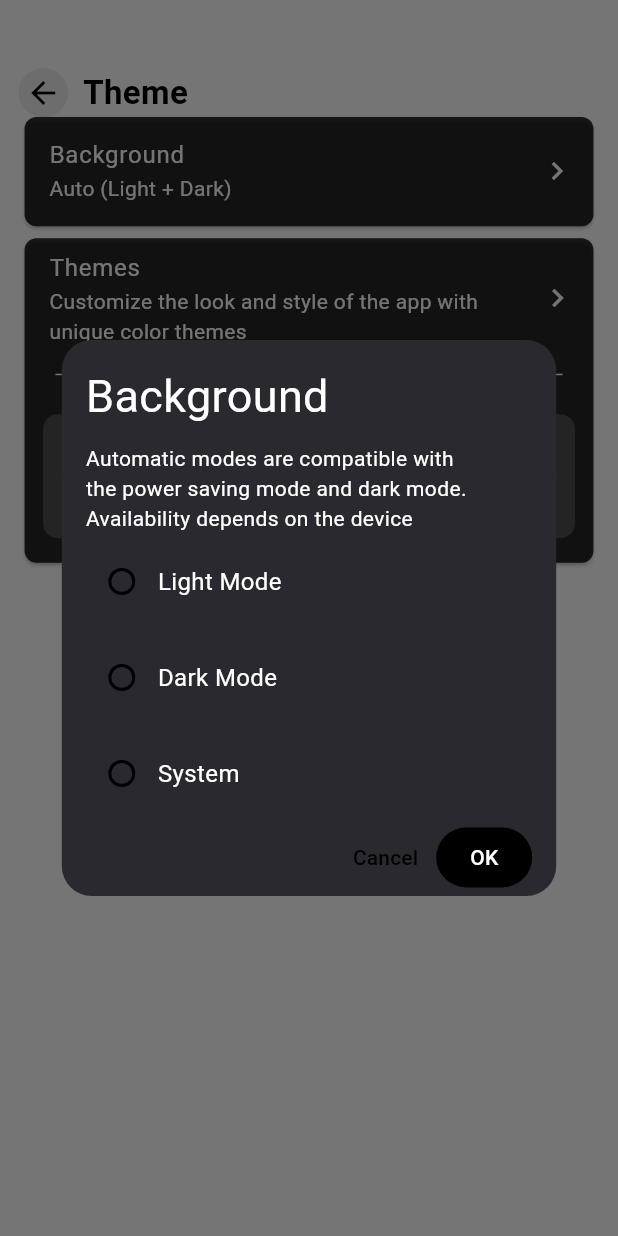
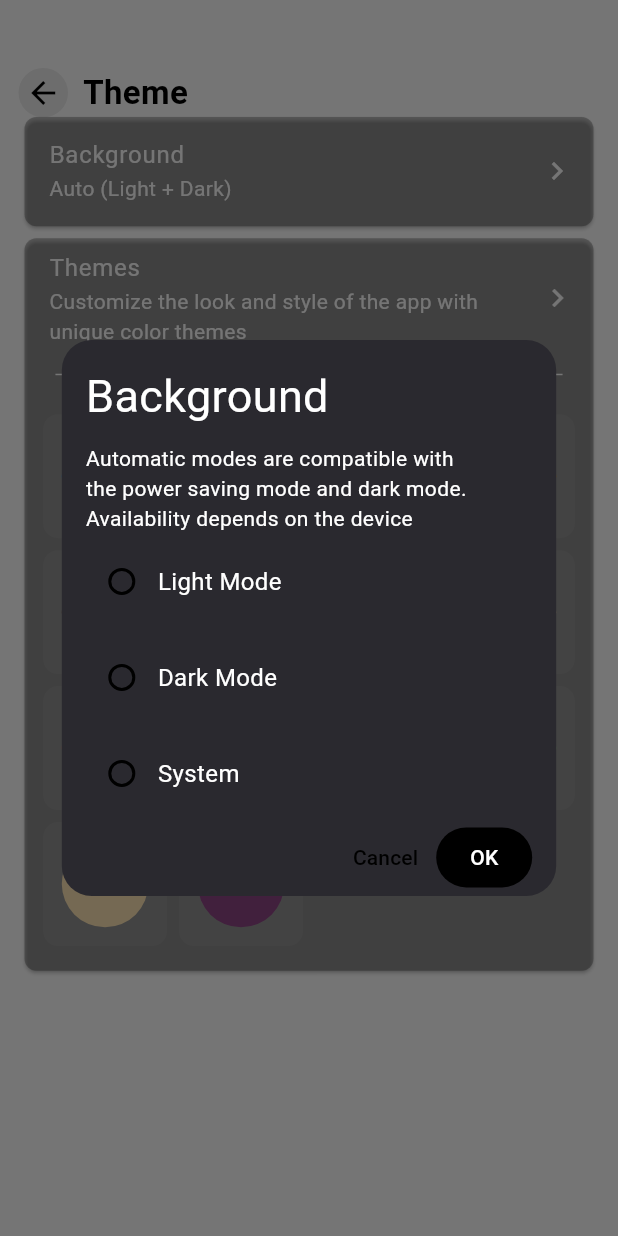
Before and after one commit to DevWahabBaloch/multi_theme_getx, a Flutter app: the screen it shows after launch, after a tap on "Background", on a phone screen of 412 x 824 dp. Run offline on Flutter 3.47's test engine with Material 3 defaults, Android fonts, the light colour scheme and no system bars; our stand-ins replace get, shared_preferences.

Commit message:
Themes updated

```diff
--- /dev/null
+++ b/lib/core/theme/apricot_theme.dart
@@ -0,0 +1,28 @@
+import 'package:flutter/material.dart';
+
+final ThemeData apricotTheme = ThemeData(
+  useMaterial3: true,
+  colorScheme: ColorScheme.light(
+    primary: Color(0xFFFFB74D),
+    onPrimary: Color(0xFFFFB74D),
+    secondary: Color(0xFFFFB74D),
+    surface: const Color.fromARGB(117, 255, 184, 77),
+  ),
+  elevatedButtonTheme: ElevatedButtonThemeData(
+    style: ElevatedButton.styleFrom(
+      overlayColor: const Color(0xFFF57C00),
+      backgroundColor: const Color(0xFFFFD1A4),
+      foregroundColor: Colors.black,
+      padding: const EdgeInsets.symmetric(horizontal: 16, vertical: 12),
+      shape: RoundedRectangleBorder(borderRadius: BorderRadius.circular(5)),
+    ),
+  ),
+  scaffoldBackgroundColor: const Color(0xFFFFF3E0),
+  iconTheme: const IconThemeData(color: Color(0xFFFFB74D)),
+  textTheme: const TextTheme(
+    bodyLarge: TextStyle(color: Color(0xFFFFB74D)),
+    bodyMedium: TextStyle(color: Color(0xFFFFB74D)),
+    titleLarge: TextStyle(color: Color(0xFFFFB74D)),
+    titleMedium: TextStyle(color: Color(0xFFFFB74D)),
+  ),
+);
--- /dev/null
+++ b/lib/core/theme/brown_theme.dart
@@ -0,0 +1,28 @@
+import 'package:flutter/material.dart';
+
+final ThemeData brownTheme = ThemeData(
+  useMaterial3: true,
+  colorScheme: ColorScheme.light(
+    primary: Colors.brown,
+    onPrimary: Colors.brown,
+    secondary: Colors.brown,
+    surface: const Color.fromARGB(101, 121, 85, 72),
+  ),
+  elevatedButtonTheme: ElevatedButtonThemeData(
+    style: ElevatedButton.styleFrom(
+      overlayColor: Colors.brown.shade700,
+      backgroundColor: Colors.brown,
+      foregroundColor: Colors.white,
+      padding: const EdgeInsets.symmetric(horizontal: 16, vertical: 12),
+      shape: RoundedRectangleBorder(borderRadius: BorderRadius.circular(5)),
+    ),
+  ),
+  scaffoldBackgroundColor: Colors.brown.shade50,
+  iconTheme: const IconThemeData(color: Colors.brown),
+  textTheme: const TextTheme(
+    bodyLarge: TextStyle(color: Colors.brown),
+    bodyMedium: TextStyle(color: Colors.brown),
+    titleLarge: TextStyle(color: Colors.brown),
+    titleMedium: TextStyle(color: Colors.brown),
+  ),
+);
--- /dev/null
+++ b/lib/core/theme/coral_theme.dart
@@ -0,0 +1,28 @@
+import 'package:flutter/material.dart';
+
+final ThemeData coralTheme = ThemeData(
+  useMaterial3: true,
+  colorScheme: ColorScheme.light(
+    primary: Color(0xFFFF6F61),
+    onPrimary: Color(0xFFFF6F61),
+    secondary: Color(0xFFFF6F61),
+    surface: const Color.fromARGB(118, 255, 110, 97),
+  ),
+  elevatedButtonTheme: ElevatedButtonThemeData(
+    style: ElevatedButton.styleFrom(
+      overlayColor: const Color(0xFFE65100),
+      backgroundColor: const Color(0xFFFF6F61),
+      foregroundColor: Colors.white,
+      padding: const EdgeInsets.symmetric(horizontal: 16, vertical: 12),
+      shape: RoundedRectangleBorder(borderRadius: BorderRadius.circular(5)),
+    ),
+  ),
+  scaffoldBackgroundColor: const Color(0xFFFFEBEE),
+  iconTheme: const IconThemeData(color: Color(0xFFFF6F61)),
+  textTheme: const TextTheme(
+    bodyLarge: TextStyle(color: Color(0xFFFF6F61)),
+    bodyMedium: TextStyle(color: Color(0xFFFF6F61)),
+    titleLarge: TextStyle(color: Color(0xFFFF6F61)),
+    titleMedium: TextStyle(color: Color(0xFFFF6F61)),
+  ),
+);
--- /dev/null
+++ b/lib/core/theme/lavender_theme.dart
@@ -0,0 +1,28 @@
+import 'package:flutter/material.dart';
+
+final ThemeData lavenderTheme = ThemeData(
+  useMaterial3: true,
+  colorScheme: ColorScheme.light(
+    primary: Color(0xFFE6E6FA),
+    onPrimary: Color(0xFFE6E6FA),
+    secondary: Color(0xFFE6E6FA),
+    surface: const Color.fromARGB(200, 209, 196, 233),
+  ),
+  elevatedButtonTheme: ElevatedButtonThemeData(
+    style: ElevatedButton.styleFrom(
+      overlayColor: const Color(0xFF9575CD),
+      backgroundColor: const Color(0xFFE6E6FA),
+      foregroundColor: Colors.black,
+      padding: const EdgeInsets.symmetric(horizontal: 16, vertical: 12),
+      shape: RoundedRectangleBorder(borderRadius: BorderRadius.circular(5)),
+    ),
+  ),
+  scaffoldBackgroundColor: const Color(0xFFF3E5F5),
+  iconTheme: const IconThemeData(color: Color(0xFF9575CD)),
+  textTheme: const TextTheme(
+    bodyLarge: TextStyle(color: Color(0xFF9575CD)),
+    bodyMedium: TextStyle(color: Color(0xFF9575CD)),
+    titleLarge: TextStyle(color: Color(0xFF9575CD)),
+    titleMedium: TextStyle(color: Color(0xFF9575CD)),
+  ),
+);
--- /dev/null
+++ b/lib/core/theme/magenta_theme.dart
@@ -0,0 +1,28 @@
+import 'package:flutter/material.dart';
+
+final ThemeData magentaTheme = ThemeData(
+  useMaterial3: true,
+  colorScheme: ColorScheme.light(
+    primary: Color(0xFFFF00FF),
+    onPrimary: Color(0xFFFF00FF),
+    secondary: Color(0xFFFF00FF),
+    surface: const Color.fromARGB(66, 255, 0, 255),
+  ),
+  elevatedButtonTheme: ElevatedButtonThemeData(
+    style: ElevatedButton.styleFrom(
+      overlayColor: const Color(0xFFAA00FF),
+      backgroundColor: const Color(0xFFFF00FF),
+      foregroundColor: Colors.white,
+      padding: const EdgeInsets.symmetric(horizontal: 16, vertical: 12),
+      shape: RoundedRectangleBorder(borderRadius: BorderRadius.circular(5)),
+    ),
+  ),
+  scaffoldBackgroundColor: const Color(0xFFF8BBD0),
+  iconTheme: const IconThemeData(color: Color(0xFFFF00FF)),
+  textTheme: const TextTheme(
+    bodyLarge: TextStyle(color: Color(0xFFFF00FF)),
+    bodyMedium: TextStyle(color: Color(0xFFFF00FF)),
+    titleLarge: TextStyle(color: Color(0xFFFF00FF)),
+    titleMedium: TextStyle(color: Color(0xFFFF00FF)),
+  ),
+);
--- /dev/null
+++ b/lib/core/theme/mint_theme.dart
@@ -0,0 +1,28 @@
+import 'package:flutter/material.dart';
+
+final ThemeData mintTheme = ThemeData(
+  useMaterial3: true,
+  colorScheme: ColorScheme.light(
+    primary: Color(0xFF98FF98),
+    onPrimary: Color(0xFF98FF98),
+    secondary: Color(0xFF98FF98),
+    surface: const Color.fromARGB(90, 152, 255, 152),
+  ),
+  elevatedButtonTheme: ElevatedButtonThemeData(
+    style: ElevatedButton.styleFrom(
+      overlayColor: const Color(0xFF26A69A),
+      backgroundColor: const Color(0xFF98FF98),
+      foregroundColor: Colors.black,
+      padding: const EdgeInsets.symmetric(horizontal: 16, vertical: 12),
+      shape: RoundedRectangleBorder(borderRadius: BorderRadius.circular(5)),
+    ),
+  ),
+  scaffoldBackgroundColor: const Color(0xFFE0F2F1),
+  iconTheme: const IconThemeData(color: Color(0xFF26A69A)),
+  textTheme: const TextTheme(
+    bodyLarge: TextStyle(color: Color(0xFF26A69A)),
+    bodyMedium: TextStyle(color: Color(0xFF26A69A)),
+    titleLarge: TextStyle(color: Color(0xFF26A69A)),
+    titleMedium: TextStyle(color: Color(0xFF26A69A)),
+  ),
+);
--- /dev/null
+++ b/lib/core/theme/peach_theme.dart
@@ -0,0 +1,28 @@
+import 'package:flutter/material.dart';
+
+final ThemeData peachTheme = ThemeData(
+  useMaterial3: true,
+  colorScheme: ColorScheme.light(
+    primary: Color(0xFFFFE5B4),
+    onPrimary: Color(0xFFFFE5B4),
+    secondary: Color(0xFFFFCC80),
+    surface: const Color.fromARGB(164, 255, 243, 224),
+  ),
+  elevatedButtonTheme: ElevatedButtonThemeData(
+    style: ElevatedButton.styleFrom(
+      overlayColor: const Color(0xFFFFB74D),
+      backgroundColor: const Color(0xFFFFE5B4),
+      foregroundColor: Colors.black,
+      padding: const EdgeInsets.symmetric(horizontal: 16, vertical: 12),
+      shape: RoundedRectangleBorder(borderRadius: BorderRadius.circular(5)),
+    ),
+  ),
+  scaffoldBackgroundColor: const Color(0xFFFFF3E0),
+  iconTheme: const IconThemeData(color: Color(0xFFFFB74D)),
+  textTheme: const TextTheme(
+    bodyLarge: TextStyle(color: Color(0xFFFFB74D)),
+    bodyMedium: TextStyle(color: Color(0xFFFFB74D)),
+    titleLarge: TextStyle(color: Color(0xFFFFB74D)),
+    titleMedium: TextStyle(color: Color(0xFFFFB74D)),
+  ),
+);
--- /dev/null
+++ b/lib/core/theme/pink_theme.dart
@@ -0,0 +1,28 @@
+import 'package:flutter/material.dart';
+
+final ThemeData pinkTheme = ThemeData(
+  useMaterial3: true,
+  colorScheme: ColorScheme.light(
+    primary: Colors.pink,
+    onPrimary: Colors.pink,
+    secondary: Colors.pink,
+    surface: const Color.fromARGB(101, 233, 30, 98),
+  ),
+  elevatedButtonTheme: ElevatedButtonThemeData(
+    style: ElevatedButton.styleFrom(
+      overlayColor: Colors.pink.shade700,
+      backgroundColor: Colors.pink,
+      foregroundColor: Colors.white,
+      padding: const EdgeInsets.symmetric(horizontal: 16, vertical: 12),
+      shape: RoundedRectangleBorder(borderRadius: BorderRadius.circular(5)),
+    ),
+  ),
+  scaffoldBackgroundColor: Colors.pink.shade50,
+  iconTheme: const IconThemeData(color: Colors.pink),
+  textTheme: const TextTheme(
+    bodyLarge: TextStyle(color: Colors.pink),
+    bodyMedium: TextStyle(color: Colors.pink),
+    titleLarge: TextStyle(color: Colors.pink),
+    titleMedium: TextStyle(color: Colors.pink),
+  ),
+);
--- /dev/null
+++ b/lib/core/theme/plum_theme.dart
@@ -0,0 +1,28 @@
+import 'package:flutter/material.dart';
+
+final ThemeData plumTheme = ThemeData(
+  useMaterial3: true,
+  colorScheme: ColorScheme.light(
+    primary: Color.fromARGB(255, 153, 71, 143),
+    onPrimary: Color.fromARGB(255, 153, 71, 143),
+    secondary: Color.fromARGB(255, 153, 71, 143),
+    surface: const Color.fromARGB(104, 142, 69, 134),
+  ),
+  elevatedButtonTheme: ElevatedButtonThemeData(
+    style: ElevatedButton.styleFrom(
+      overlayColor: const Color(0xFF6A1B9A),
+      backgroundColor: const Color(0xFF8E4585),
+      foregroundColor: Colors.white,
+      padding: const EdgeInsets.symmetric(horizontal: 16, vertical: 12),
+      shape: RoundedRectangleBorder(borderRadius: BorderRadius.circular(5)),
+    ),
+  ),
+  scaffoldBackgroundColor: const Color(0xFFF3E5F5),
+  iconTheme: const IconThemeData(color: Color(0xFF8E4585)),
+  textTheme: const TextTheme(
+    bodyLarge: TextStyle(color: Color(0xFF8E4585)),
+    bodyMedium: TextStyle(color: Color(0xFF8E4585)),
+    titleLarge: TextStyle(color: Color(0xFF8E4585)),
+    titleMedium: TextStyle(color: Color(0xFF8E4585)),
+  ),
+);
--- /dev/null
+++ b/lib/core/theme/red_theme.dart
@@ -0,0 +1,28 @@
+import 'package:flutter/material.dart';
+
+final ThemeData redTheme = ThemeData(
+  useMaterial3: true,
+  colorScheme: ColorScheme.light(
+    primary: Colors.red,
+    onPrimary: Colors.red,
+    secondary: Colors.red,
+    surface: const Color.fromARGB(94, 244, 67, 54),
+  ),
+  elevatedButtonTheme: ElevatedButtonThemeData(
+    style: ElevatedButton.styleFrom(
+      overlayColor: Colors.red.shade700,
+      backgroundColor: Colors.red,
+      foregroundColor: Colors.white,
+      padding: const EdgeInsets.symmetric(horizontal: 16, vertical: 12),
+      shape: RoundedRectangleBorder(borderRadius: BorderRadius.circular(5)),
+    ),
+  ),
+  scaffoldBackgroundColor: Colors.red.shade50,
+  iconTheme: const IconThemeData(color: Colors.red),
+  textTheme: const TextTheme(
+    bodyLarge: TextStyle(color: Colors.red),
+    bodyMedium: TextStyle(color: Colors.red),
+    titleLarge: TextStyle(color: Colors.red),
+    titleMedium: TextStyle(color: Colors.red),
+  ),
+);
--- a/lib/core/theme/theme.dart
+++ b/lib/core/theme/theme.dart
@@ -1,10 +1,21 @@
 import 'package:flutter/material.dart';
+import 'package:multi_theme_getx/core/theme/apricot_theme.dart';
 import 'package:multi_theme_getx/core/theme/blue_theme.dart';
+import 'package:multi_theme_getx/core/theme/brown_theme.dart';
+import 'package:multi_theme_getx/core/theme/coral_theme.dart';
 import 'package:multi_theme_getx/core/theme/dark_theme.dart';
 import 'package:multi_theme_getx/core/theme/green_theme.dart';
+import 'package:multi_theme_getx/core/theme/lavender_theme.dart';
 import 'package:multi_theme_getx/core/theme/light_theme.dart';
+import 'package:multi_theme_getx/core/theme/magenta_theme.dart';
+import 'package:multi_theme_getx/core/theme/mint_theme.dart';
 import 'package:multi_theme_getx/core/theme/orange_theme.dart';
+import 'package:multi_theme_getx/core/theme/peach_theme.dart';
+import 'package:multi_theme_getx/core/theme/pink_theme.dart';
+import 'package:multi_theme_getx/core/theme/plum_theme.dart';
 import 'package:multi_theme_getx/core/theme/purple_theme.dart';
+import 'package:multi_theme_getx/core/theme/red_theme.dart';
+import 'package:multi_theme_getx/core/theme/turquoise_theme.dart';
 
 class AppThemes {
   static ThemeData get darkMode => darkTheme;
@@ -18,4 +29,16 @@ class AppThemes {
   static ThemeData get greenMode => greenTheme;
 
   static ThemeData get blueMode => blueTheme;
+
+  static ThemeData get redMode => redTheme;
+  static ThemeData get pinkMode => pinkTheme;
+  static ThemeData get coralMode => coralTheme;
+  static ThemeData get mintMode => mintTheme;
+  static ThemeData get brownMode => brownTheme;
+  static ThemeData get turquoiseMode => turquoiseTheme;
+  static ThemeData get apricotMode => apricotTheme;
+  static ThemeData get plumMode => plumTheme;
+  static ThemeData get magentaMode => magentaTheme;
+  static ThemeData get lavenderMode => lavenderTheme;
+  static ThemeData get peachMode => peachTheme;
 }
--- /dev/null
+++ b/lib/core/theme/turquoise_theme.dart
@@ -0,0 +1,28 @@
+import 'package:flutter/material.dart';
+
+final ThemeData turquoiseTheme = ThemeData(
+  useMaterial3: true,
+  colorScheme: ColorScheme.light(
+    primary: Color(0xFF40E0D0),
+    onPrimary: Color(0xFF40E0D0),
+    secondary: Color(0xFF64FFDA),
+    surface: const Color(0xFFE0F7FA),
+  ),
+  elevatedButtonTheme: ElevatedButtonThemeData(
+    style: ElevatedButton.styleFrom(
+      overlayColor: const Color(0xFF0097A7),
+      backgroundColor: const Color(0xFF40E0D0),
+      foregroundColor: Colors.black,
+      padding: const EdgeInsets.symmetric(horizontal: 16, vertical: 12),
+      shape: RoundedRectangleBorder(borderRadius: BorderRadius.circular(5)),
+    ),
+  ),
+  scaffoldBackgroundColor: const Color(0xFFE0F7FA),
+  iconTheme: const IconThemeData(color: Color(0xFF40E0D0)),
+  textTheme: const TextTheme(
+    bodyLarge: TextStyle(color: Color(0xFF40E0D0)),
+    bodyMedium: TextStyle(color: Color(0xFF40E0D0)),
+    titleLarge: TextStyle(color: Color(0xFF40E0D0)),
+    titleMedium: TextStyle(color: Color(0xFF40E0D0)),
+  ),
+);
--- a/lib/core/widgets/my_app_bar.dart
+++ b/lib/core/widgets/my_app_bar.dart
@@ -1,6 +1,5 @@
 import 'package:flutter/material.dart';
 import 'package:get/get.dart';
-import 'package:get/get_core/src/get_main.dart';
 
 class MyAppBar extends StatelessWidget implements PreferredSizeWidget {
   final Widget _child;
--- a/lib/features/theme_selection/presentation/controllers/theme_controller.dart
+++ b/lib/features/theme_selection/presentation/controllers/theme_controller.dart
@@ -44,6 +44,39 @@ class ThemesController extends GetxController {
       case 'blue':
         setBlueTheme();
         break;
+      case 'red':
+        setRedTheme();
+        break;
+      case 'pink':
+        setPinkTheme();
+        break;
+      case 'coral':
+        setCoralTheme();
+        break;
+      case 'mint':
+        setBlueTheme();
+        break;
+      case 'brown':
+        setMintTheme();
+        break;
+      case 'turquoise':
+        setTurquoiseTheme();
+        break;
+      case 'apricot':
+        setApricotTheme();
+        break;
+      case 'plum':
+        setPlumTheme();
+        break;
+      case 'magenta':
+        setMagentaTheme();
+        break;
+      case 'lavender':
+        setLavenderTheme();
+        break;
+      case 'peach':
+        setPeachTheme();
+        break;
       case 'system':
         setSystemTheme();
         break;
@@ -88,6 +121,50 @@ class ThemesController extends GetxController {
     setTheme('blue', AppThemes.blueMode);
   }
 
+  void setBrownTheme() {
+    setTheme('brown', AppThemes.brownMode);
+  }
+
+  void setApricotTheme() {
+    setTheme('apricot', AppThemes.apricotMode);
+  }
+
+  void setCoralTheme() {
+    setTheme('coral', AppThemes.coralMode);
+  }
+
+  void setLavenderTheme() {
+    setTheme('lavender', AppThemes.lavenderMode);
+  }
+
+  void setMagentaTheme() {
+    setTheme('magenta', AppThemes.magentaMode);
+  }
+
+  void setMintTheme() {
+    setTheme('mint', AppThemes.mintMode);
+  }
+
+  void setPeachTheme() {
+    setTheme('peach', AppThemes.peachMode);
+  }
+
+  void setPinkTheme() {
+    setTheme('pink', AppThemes.pinkMode);
+  }
+
+  void setPlumTheme() {
+    setTheme('plum', AppThemes.plumMode);
+  }
+
+  void setRedTheme() {
+    setTheme('red', AppThemes.redMode);
+  }
+
+  void setTurquoiseTheme() {
+    setTheme('turquoise', AppThemes.turquoiseMode);
+  }
+
   void setSystemTheme() {
     themeMode.value = ThemeMode.system;
     _saveThemeToPrefs('system');
--- /dev/null
+++ b/lib/features/theme_selection/presentation/models/theme_option.dart
@@ -0,0 +1,8 @@
+import 'dart:ui';
+
+class ThemeOption {
+  final Color color;
+  final VoidCallback onSelect;
+
+  ThemeOption({required this.color, required this.onSelect});
+}
--- a/lib/features/theme_selection/presentation/pages/theme_page.dart
+++ b/lib/features/theme_selection/presentation/pages/theme_page.dart
@@ -3,6 +3,7 @@ import 'package:get/get.dart';
 import 'package:get/get_state_manager/src/simple/get_view.dart';
 import 'package:multi_theme_getx/core/widgets/my_app_bar.dart';
 import 'package:multi_theme_getx/features/theme_selection/presentation/controllers/theme_controller.dart';
+import 'package:multi_theme_getx/features/theme_selection/presentation/models/theme_option.dart';
 import 'package:multi_theme_getx/features/theme_selection/presentation/widgets/theme_button.dart';
 import 'package:multi_theme_getx/features/theme_selection/presentation/widgets/theme_selection_dialog.dart';
 
@@ -14,12 +15,22 @@ class ThemeSelectionScreen extends GetView<ThemesController> {
     double width = MediaQuery.sizeOf(context).width;
     double height = MediaQuery.sizeOf(context).height;
 
-    final List<Color> themeColors = [Colors.blue, Colors.purple, Colors.green, Colors.orange];
-    final List<VoidCallback> pressToChangeTheme = [
-      controller.setBlueTheme,
-      controller.setPurpleTheme,
-      controller.setGreenTheme,
-      controller.setOrangeTheme,
+    final List<ThemeOption> themes = [
+      ThemeOption(color: Colors.blue, onSelect: controller.setBlueTheme),
+      ThemeOption(color: Colors.purple, onSelect: controller.setPurpleTheme),
+      ThemeOption(color: Colors.green, onSelect: controller.setGreenTheme),
+      ThemeOption(color: Colors.orange, onSelect: controller.setOrangeTheme),
+      ThemeOption(color: Colors.brown, onSelect: controller.setBrownTheme),
+      ThemeOption(color: Colors.pink, onSelect: controller.setPinkTheme),
+      ThemeOption(color: Colors.red, onSelect: controller.setRedTheme),
+
+      ThemeOption(color: Color(0xFFFFD1A4), onSelect: controller.setApricotTheme), // Apricot
+      ThemeOption(color: Color(0xFFFF6F61), onSelect: controller.setCoralTheme), // Coral
+      ThemeOption(color: Color.fromARGB(200, 209, 196, 233), onSelect: controller.setLavenderTheme), // Lavender
+      ThemeOption(color: Color.fromARGB(66, 255, 0, 255), onSelect: controller.setMagentaTheme), // Magenta
+      ThemeOption(color: Color(0xFF98FF98), onSelect: controller.setMintTheme), // Mint
+      ThemeOption(color: Color(0xFFFFE5B4), onSelect: controller.setPeachTheme), // Peach
+      ThemeOption(color: Color(0xFF8E4585), onSelect: controller.setPlumTheme), // Plum
     ];
 
     return Scaffold(
@@ -30,7 +41,7 @@ class ThemeSelectionScreen extends GetView<ThemesController> {
         child: Column(
           children: [
             Card(
-              color: const Color.fromARGB(204, 0, 0, 0),
+              color: const Color.fromARGB(64, 0, 0, 0),
               shape: RoundedRectangleBorder(borderRadius: BorderRadius.circular(8)),
               child: ListTile(
                 onTap: () {
@@ -43,7 +54,7 @@ class ThemeSelectionScreen extends GetView<ThemesController> {
               ),
             ),
             Card(
-              color: const Color.fromARGB(204, 0, 0, 0),
+              color: const Color.fromARGB(64, 0, 0, 0),
               shape: RoundedRectangleBorder(borderRadius: BorderRadius.circular(8)),
               child: Column(
                 children: [
@@ -74,9 +85,9 @@ class ThemeSelectionScreen extends GetView<ThemesController> {
                         mainAxisSpacing: 8,
                         childAspectRatio: 1,
                       ),
-                      itemCount: 4,
+                      itemCount: themes.length,
                       itemBuilder: (context, index) {
-                        return ThemeButton(onPressed: pressToChangeTheme[index], bgColor: themeColors[index]);
+                        return ThemeButton(onPressed: themes[index].onSelect, bgColor: themes[index].color);
                       },
                     ),
                   ),
```
